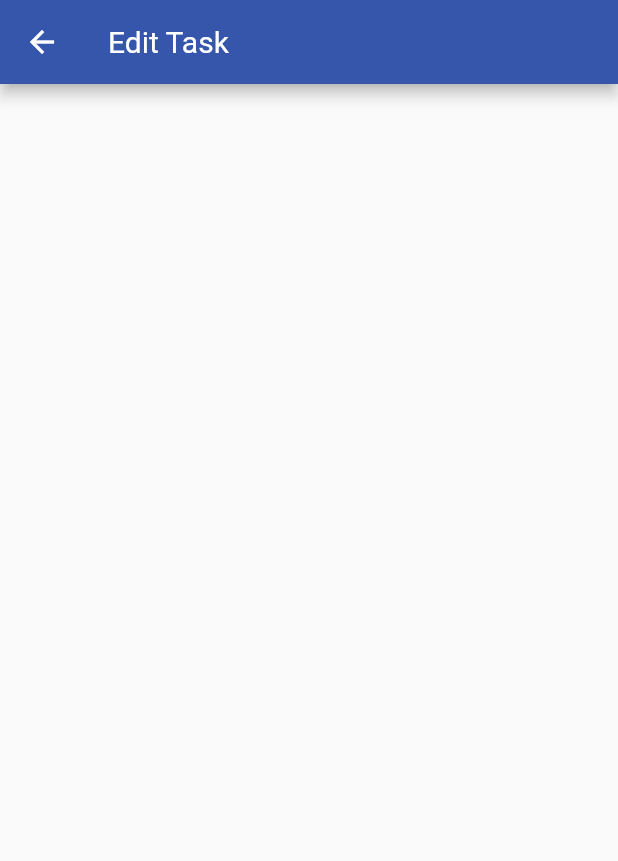
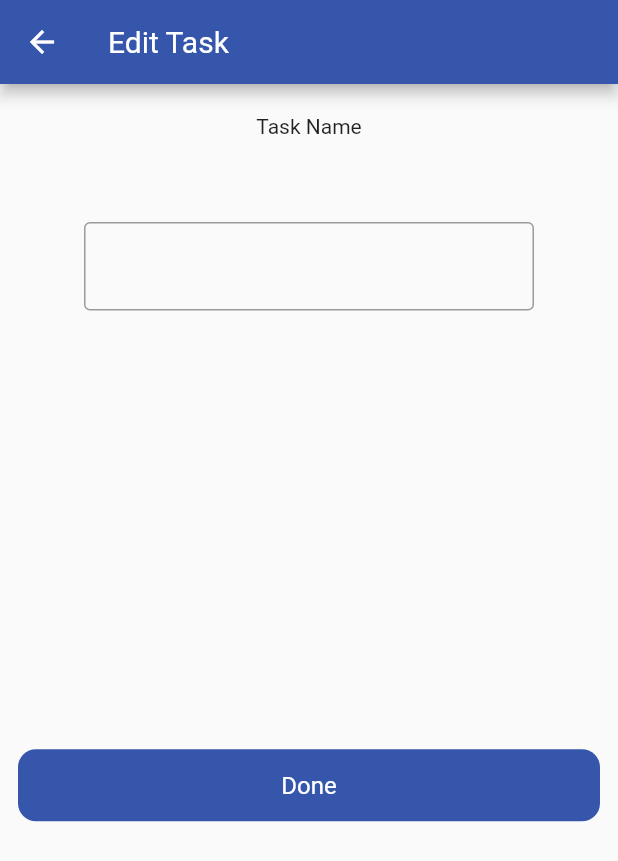
Before and after one commit to maneesha14w/shortpoint_demo, a Flutter app: the EditOrCreatePage screen opened directly, on a phone screen of 412 x 824 dp. Shown: the top 861 px of the screen. Run offline on Flutter 3.47's test engine with Material 2 defaults, Android fonts, the phone set to English and light mode, and no system bars; our stand-ins replace google_fonts.

Commit message:
added done button

```diff
--- /dev/null
+++ b/lib/core/components/done_btn.dart
@@ -0,0 +1,33 @@
+import 'package:flutter/material.dart';
+import 'package:shortpoint_demo/theme/palette.dart';
+
+class DoneButton extends StatelessWidget {
+  const DoneButton({super.key});
+
+  @override
+  Widget build(BuildContext context) {
+    return SingleChildScrollView(
+      child: Padding(
+        padding: const EdgeInsets.symmetric(horizontal: 12.0),
+        child: TextButton(
+          style: TextButton.styleFrom(
+              backgroundColor: Palette.lightBlue,
+              shape: RoundedRectangleBorder(
+                borderRadius: BorderRadius.circular(12),
+              ),
+              fixedSize: const Size(double.infinity, 48)),
+          onPressed: () {
+            Navigator.pop(context);
+          },
+          child:
+              const Row(mainAxisAlignment: MainAxisAlignment.center, children: [
+            Text(
+              "Done",
+              style: Palette.textStyleNormal,
+            )
+          ]),
+        ),
+      ),
+    );
+  }
+}
--- a/lib/core/providers/todo_providers.dart
+++ b/lib/core/providers/todo_providers.dart
@@ -3,6 +3,7 @@ import '../models/todo.dart';
 
 class TodoProvider extends ChangeNotifier {
   bool isEdit = false;
+  int index = -1;
 
   var todoList = [
     Todo(todo: 'Training at the gym', isComplete: false, id: 1),
--- a/lib/features/Edit or Create/edit_or_create.dart
+++ b/lib/features/Edit or Create/edit_or_create.dart
@@ -1,11 +1,25 @@
 import 'package:flutter/material.dart';
 import 'package:provider/provider.dart';
+import 'package:shortpoint_demo/core/components/done_btn.dart';
 import 'package:shortpoint_demo/theme/palette.dart';
 
 import '../../core/providers/todo_providers.dart';
 
-class EditOrCreatePage extends StatelessWidget {
+class EditOrCreatePage extends StatefulWidget {
   const EditOrCreatePage({super.key});
+
+  @override
+  State<EditOrCreatePage> createState() => _EditOrCreatePageState();
+}
+
+class _EditOrCreatePageState extends State<EditOrCreatePage> {
+  var text_controller = TextEditingController();
+
+  @override
+  void dispose() {
+    text_controller.dispose();
+    super.dispose();
+  }
 
   @override
   Widget build(BuildContext context) {
@@ -15,6 +29,38 @@ class EditOrCreatePage extends StatelessWidget {
         title: Text(
             context.read<TodoProvider>().isEdit ? 'Add new Todo' : 'Edit Task'),
       ),
+      body: Center(
+        child: Column(
+          mainAxisAlignment: MainAxisAlignment.start,
+          crossAxisAlignment: CrossAxisAlignment.center,
+          children: [
+            const Padding(
+              padding: EdgeInsets.only(top: 20),
+              child: Text('Task Name'),
+            ),
+            const SizedBox(
+              height: 40,
+            ),
+            Padding(
+              padding: const EdgeInsets.symmetric(horizontal: 8, vertical: 16),
+              child: SizedBox(
+                width: 300,
+                child: TextField(
+                  decoration: InputDecoration(
+                    border: const OutlineInputBorder(),
+                    hintText: context.read<TodoProvider>().isEdit
+                        ? text_controller.text = ''
+                        : '',
+                  ),
+                ),
+              ),
+            ),
+            const Spacer(),
+            const DoneButton(),
+            const Spacer()
+          ],
+        ),
+      ),
     );
   }
 }
--- a/lib/features/Home/home.dart
+++ b/lib/features/Home/home.dart
@@ -17,7 +17,7 @@ class HomePage extends StatelessWidget {
     return Scaffold(
       floatingActionButton: FloatingActionButton(
         onPressed: () {
-          context.read<TodoProvider>().isEdit = true;
+          context.read<TodoProvider>().isEdit = false;
           Navigator.push(
             context,
             MaterialPageRoute(builder: (context) => const EditOrCreatePage()),
```
